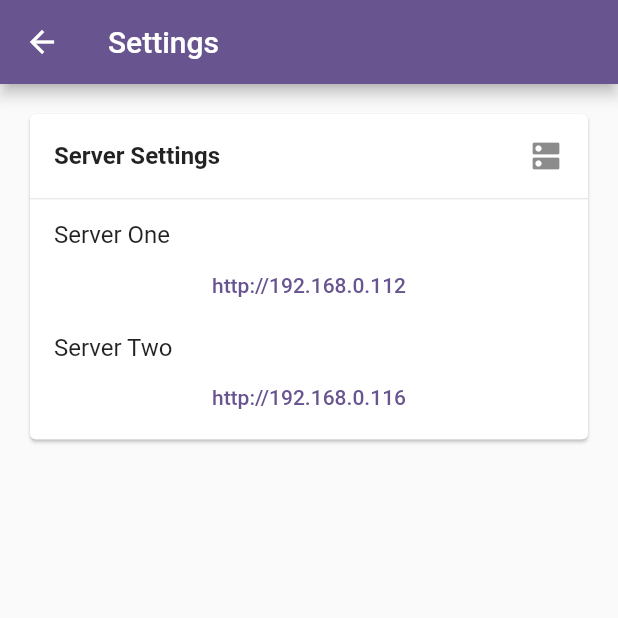
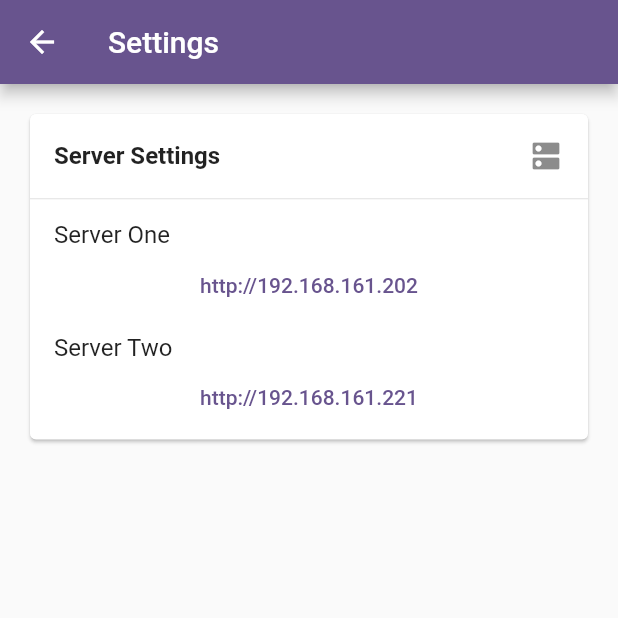
Before and after one commit to vikramadityaiwnl/Society-Automation-System, a Flutter app: the SettingsPage screen opened directly, on a phone screen of 412 x 824 dp, the top half of it. Run offline on Flutter 3.47's test engine with Material 3 defaults, Android fonts, the phone set to English and light mode, and no system bars; network calls fail.

Commit message:
Update AndroidManifest.xml and Arduino server API URLs

```diff
--- a/app/lib/api/arduino_server_api.dart
+++ b/app/lib/api/arduino_server_api.dart
@@ -6,8 +6,8 @@ import 'package:flutter/material.dart';
 import 'package:http/http.dart' as http;
 
 class ArduinoServerAPI {
-  static String _baseUrlOne = 'http://192.168.0.112'; // Home - PIR
-  static String _baseUrlTwo = 'http://192.168.0.116'; // Water - AQ
+  static String _baseUrlOne = 'http://192.168.161.202'; // Home - PIR
+  static String _baseUrlTwo = 'http://192.168.161.221'; // Water - AQ
   static const timeout = Duration(seconds: 10);
 
   BuildContext context;
--- a/app/lib/settings_page.dart
+++ b/app/lib/settings_page.dart
@@ -1,5 +1,3 @@
-import 'dart:developer';
-
 import 'package:app/api/arduino_server_api.dart';
 import 'package:app/helper/custom_dialog.dart';
 import 'package:flutter/material.dart';
```
Also changed, not shown: 1 other file.
